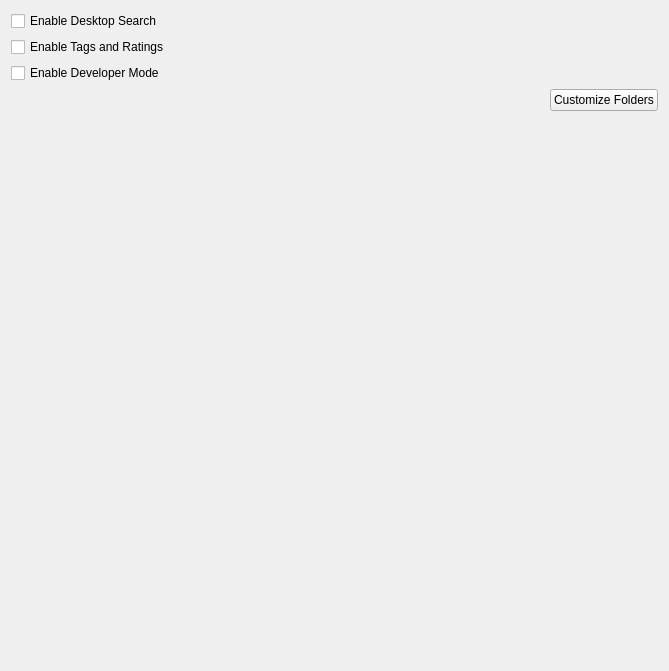
This is src/file/kcm/configwidget.ui in KDE/baloo as Qt 5 draws it before an edit. The edited form follows.
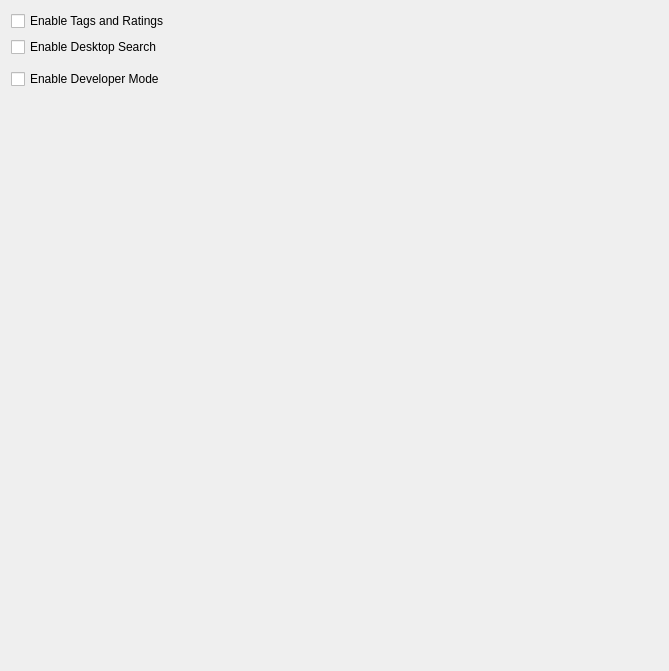
This is the edited form. Custom widgets are drawn as their Qt base class.

Commit message:
KCM: Replace the Include folder dialog wiht a custom wiget
This widget is just responsible for managing which paths should be
excluded from desktop search. By default it excludes all other external
media. It relies on heuristics to automatically ignore partitions such
as /boot and /tmp.

```diff
--- a/src/file/kcm/configwidget.ui
+++ b/src/file/kcm/configwidget.ui
@@ -12,13 +12,6 @@
    </rect>
   </property>
   <layout class="QVBoxLayout" name="verticalLayout_2">
-   <item>
-    <widget class="QCheckBox" name="m_checkEnableFileIndexer">
-     <property name="text">
-      <string>Enable Desktop Search</string>
-     </property>
-    </widget>
-   </item>
    <item>
     <widget class="QCheckBox" name="m_checkEnabled">
      <property name="text">
@@ -26,6 +19,16 @@
      </property>
     </widget>
    </item>
+   <item>
+    <widget class="QCheckBox" name="m_checkEnableFileIndexer">
+     <property name="text">
+      <string>Enable Desktop Search</string>
+     </property>
+    </widget>
+   </item>
+   <item>
+    <widget class="FolderSelectionWidget" name="m_folderSelectionWidget" native="true"/>
+   </item>
    <item>
     <widget class="QCheckBox" name="m_checkboxSourceCode">
      <property name="text">
@@ -33,30 +36,6 @@
      </property>
     </widget>
    </item>
-   <item>
-    <layout class="QHBoxLayout" name="horizontalLayout_7">
-     <item>
-      <spacer name="horizontalSpacer_2">
-       <property name="orientation">
-        <enum>Qt::Horizontal</enum>
-       </property>
-       <property name="sizeHint" stdset="0">
-        <size>
-         <width>40</width>
-         <height>20</height>
-        </size>
-       </property>
-      </spacer>
-     </item>
-     <item>
-      <widget class="QPushButton" name="m_buttonCustomizeIndexFolders">
-       <property name="text">
-        <string>Customize Folders</string>
-       </property>
-      </widget>
-     </item>
-    </layout>
-   </item>
    <item>
     <spacer name="bottomSpacer">
      <property name="orientation">
@@ -72,6 +51,14 @@
    </item>
   </layout>
  </widget>
+ <customwidgets>
+  <customwidget>
+   <class>FolderSelectionWidget</class>
+   <extends>QWidget</extends>
+   <header>folderselectionwidget.h</header>
+   <container>1</container>
+  </customwidget>
+ </customwidgets>
  <resources/>
  <connections/>
 </ui>
```
The commit also changes 10 other files.
